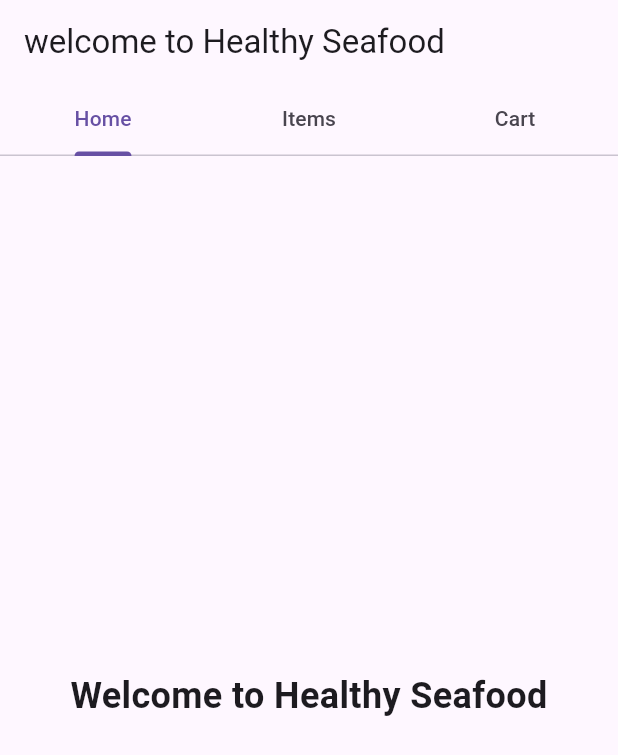
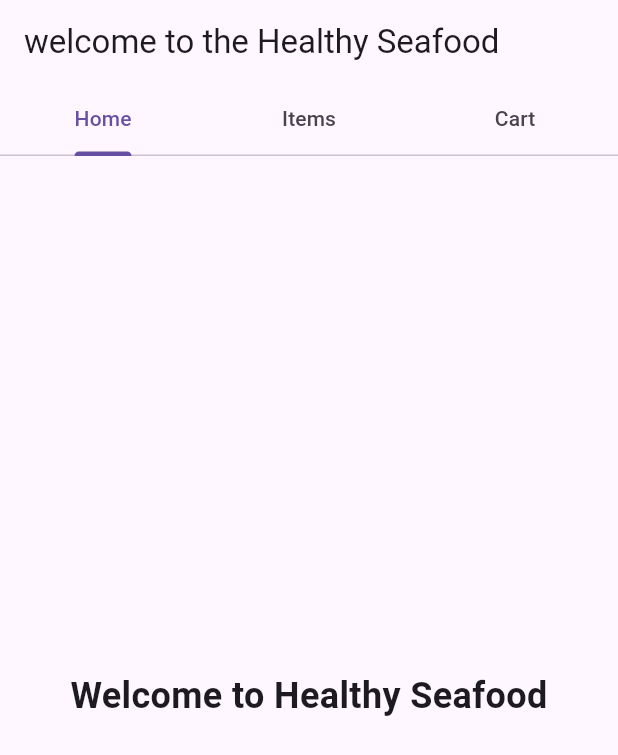
Before and after one commit to mygitaccount111/seafoodapp, a Flutter app: the screen it shows after launch, on a phone screen of 412 x 824 dp. Shown: the top 755 px of the screen. Run offline on Flutter 3.47's test engine with Material 3 defaults, Android fonts, the phone set to English and light mode, and no system bars.

Commit message:
content updated

```diff
--- a/seafoodlist/lib/main.dart
+++ b/seafoodlist/lib/main.dart
@@ -42,7 +42,7 @@ class _MainPageState extends State<MainPage> {
       length: 3,
       child: Scaffold(
         appBar: AppBar(
-          title: Text('welcome to Healthy Seafood'),
+          title: Text('welcome to the Healthy Seafood'),
           bottom: TabBar(
             tabs: [
               Tab(text: 'Home'),
```
